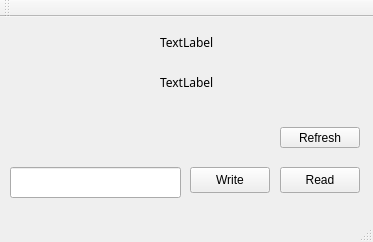
This is Desktop App/TwoKey/mainwindow.ui in Satharus/TwoKey as Qt 5 draws it before an edit. The edited form follows.
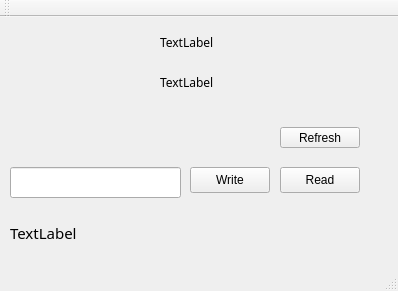
This is the edited form.

Commit message: Added stdin reader for the browser extension

Diff of the .ui file:
```diff
--- a/Desktop App/TwoKey/mainwindow.ui
+++ b/Desktop App/TwoKey/mainwindow.ui
@@ -6,8 +6,8 @@
    <rect>
     <x>0</x>
     <y>0</y>
-    <width>373</width>
-    <height>242</height>
+    <width>398</width>
+    <height>291</height>
    </rect>
   </property>
   <property name="windowTitle">
@@ -115,6 +115,25 @@
      </rect>
     </property>
    </widget>
+   <widget class="QLabel" name="browserExtensionLabel">
+    <property name="geometry">
+     <rect>
+      <x>10</x>
+      <y>200</y>
+      <width>311</width>
+      <height>31</height>
+     </rect>
+    </property>
+    <property name="font">
+     <font>
+      <family>Source Code Pro</family>
+      <pointsize>11</pointsize>
+     </font>
+    </property>
+    <property name="text">
+     <string>TextLabel</string>
+    </property>
+   </widget>
   </widget>
   <widget class="QMenuBar" name="menuBar">
    <property name="geometry">
```
Left out of the diff: 2 changed lines with no effect on the pictures. The commit also changes 2 other files.
